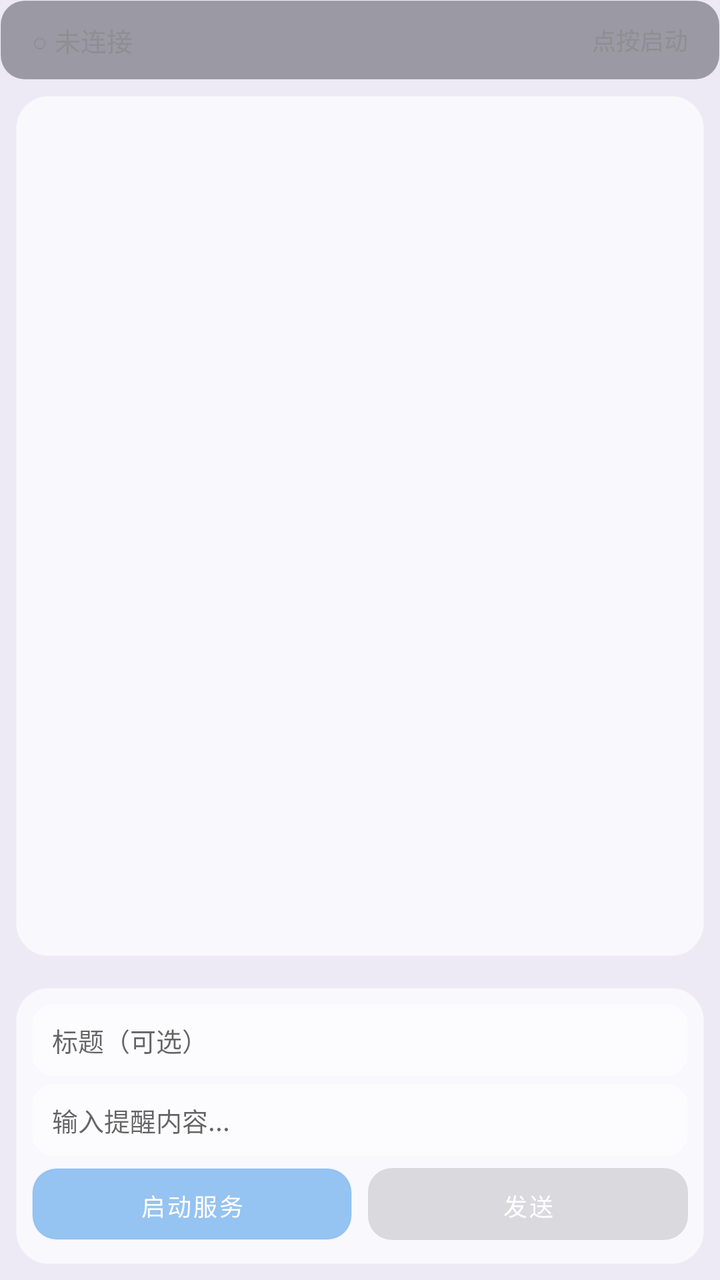
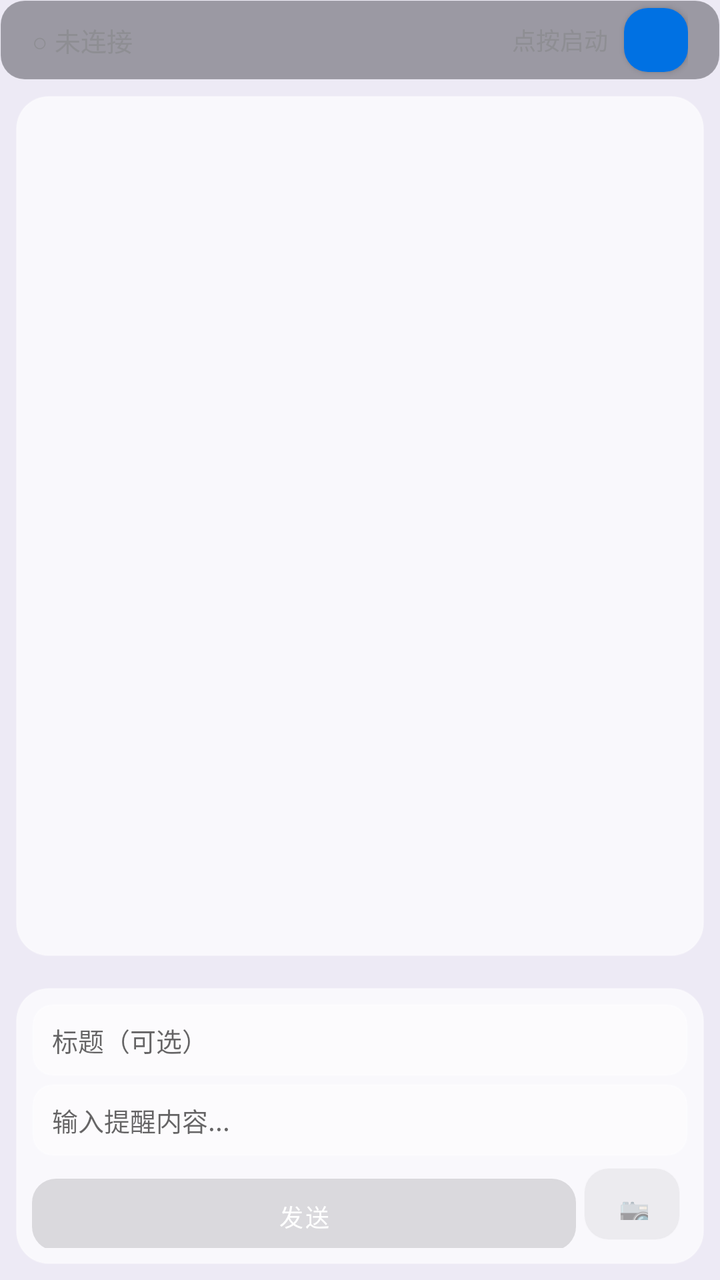

Screens rendered from an Android XML layout before and after an edit, with the pre-edit source and the edit as a unified diff.
<!-- AndroidManifest.xml: application theme Theme.Mengqixi -->
<!-- res/layout/activity_main.xml -->
<?xml version="1.0" encoding="utf-8"?>
<LinearLayout xmlns:android="http://schemas.android.com/apk/res/android"
    android:layout_width="match_parent"
    android:layout_height="match_parent"
    android:orientation="vertical"
    android:background="#EDEAF5">

    
    <LinearLayout
        android:layout_width="match_parent"
        android:layout_height="40dp"
        android:background="@drawable/bg_glass_dark"
        android:gravity="center_vertical"
        android:paddingHorizontal="16dp">

        <TextView
            android:id="@+id/statusText"
            android:layout_width="0dp"
            android:layout_height="wrap_content"
            android:layout_weight="1"
            android:text="○ 未连接"
            android:textColor="#FF8E8E93"
            android:textSize="13sp" />

        <TextView
            android:id="@+id/connectionInfo"
            android:layout_width="wrap_content"
            android:layout_height="wrap_content"
            android:text="点按启动"
            android:textColor="#8E8E93"
            android:textSize="12sp" />
    </LinearLayout>

    
    <FrameLayout
        android:layout_width="match_parent"
        android:layout_height="0dp"
        android:layout_weight="1"
        android:background="@drawable/bg_glass_card"
        android:layout_margin="8dp">

        <androidx.recyclerview.widget.RecyclerView
            android:id="@+id/messageList"
            android:layout_width="match_parent"
            android:layout_height="match_parent"
            android:clipToPadding="false"
            android:padding="8dp" />
    </FrameLayout>

    
    <LinearLayout
        android:layout_width="match_parent"
        android:layout_height="wrap_content"
        android:background="@drawable/bg_glass_card"
        android:orientation="vertical"
        android:elevation="4dp"
        android:padding="8dp"
        android:layout_margin="8dp"
        android:layout_marginBottom="8dp">

        
        <EditText
            android:id="@+id/reminderTitle"
            android:layout_width="match_parent"
            android:layout_height="36dp"
            android:background="@drawable/bg_input_glass"
            android:gravity="center_vertical|start"
            android:hint="标题（可选）"
            android:maxLength="50"
            android:paddingHorizontal="10dp"
            android:textSize="13sp" />

        
        <EditText
            android:id="@+id/reminderBody"
            android:layout_width="match_parent"
            android:layout_height="36dp"
            android:layout_marginTop="4dp"
            android:background="@drawable/bg_input_glass"
            android:gravity="center_vertical|start"
            android:hint="输入提醒内容..."
            android:maxLength="200"
            android:paddingHorizontal="10dp"
            android:textSize="13sp" />

        
        <LinearLayout
            android:layout_width="match_parent"
            android:layout_height="40dp"
            android:layout_marginTop="6dp"
            android:orientation="horizontal">

            <Button
                android:id="@+id/btnToggle"
                android:layout_width="0dp"
                android:layout_height="36dp"
                android:layout_marginEnd="4dp"
                android:layout_weight="1"
                android:background="@drawable/bg_glass_dark"
                android:text="启动服务"
                android:textAllCaps="false"
                android:textColor="#FFFFFF"
                android:textSize="12sp" />

            <Button
                android:id="@+id/btnRemindPc"
                android:layout_width="0dp"
                android:layout_height="36dp"
                android:layout_marginStart="4dp"
                android:layout_weight="1"
                android:background="@drawable/bg_button_gradient"
                android:enabled="false"
                android:text="发送"
                android:textAllCaps="false"
                android:textColor="#FFFFFF"
                android:textSize="12sp" />
        </LinearLayout>
    </LinearLayout>

</LinearLayout>
<!-- resources referenced by this layout -->
<resources>
  <!-- drawable bg_button_gradient (drawable) -->
  <?xml version="1.0" encoding="utf-8"?>
  <shape xmlns:android="http://schemas.android.com/apk/res/android"
      android:shape="rectangle">
      <gradient
          android:startColor="#7C8DF0"
          android:endColor="#A78BFA"
          android:angle="45" />
      <corners android:radius="12dp" />
  </shape>
  <!-- drawable bg_glass_card (drawable) -->
  <?xml version="1.0" encoding="utf-8"?>
  <shape xmlns:android="http://schemas.android.com/apk/res/android"
      android:shape="rectangle">
      <solid android:color="#B2FFFFFF" />
      <corners android:radius="16dp" />
      <stroke android:width="0.5dp" android:color="#4DFFFFFF" />
  </shape>
  <!-- drawable bg_glass_dark (drawable) -->
  <?xml version="1.0" encoding="utf-8"?>
  <shape xmlns:android="http://schemas.android.com/apk/res/android"
      android:shape="rectangle">
      <solid android:color="#661E2028" />
      <corners android:radius="12dp" />
      <stroke android:width="0.5dp" android:color="#14FFFFFF" />
  </shape>
  <!-- drawable bg_input_glass (drawable) -->
  <?xml version="1.0" encoding="utf-8"?>
  <shape xmlns:android="http://schemas.android.com/apk/res/android"
      android:shape="rectangle">
      <solid android:color="#80FFFFFF" />
      <corners android:radius="10dp" />
      <stroke android:width="1dp" android:color="#33FFFFFF" />
  </shape>
  <style name="Theme.Mengqixi" parent="Theme.MaterialComponents.DayNight.NoActionBar">
          <item name="colorPrimary">#0071e3</item>
          <item name="colorPrimaryVariant">#0060c1</item>
          <item name="colorOnPrimary">#ffffff</item>
          <item name="colorSecondary">#34c759</item>
          <item name="android:statusBarColor">#1d1d1f</item>
      </style>
</resources>

<!-- the commit's change to res/layout/activity_main.xml (unified diff, before → after) -->
@@ -29,6 +29,19 @@
             android:text="点按启动"
             android:textColor="#8E8E93"
             android:textSize="12sp" />
+
+        
+        <Button
+            android:id="@+id/btnToggle"
+            android:layout_width="32dp"
+            android:layout_height="32dp"
+            android:layout_marginStart="8dp"
+            android:background="@drawable/bg_button_gradient"
+            android:gravity="center"
+            android:text="▶"
+            android:textColor="#FFFFFF"
+            android:textSize="14sp"
+            android:visibility="visible" />
     </LinearLayout>
 
     
@@ -91,22 +104,10 @@
             android:orientation="horizontal">
 
             <Button
-                android:id="@+id/btnToggle"
+                android:id="@+id/btnRemindPc"
                 android:layout_width="0dp"
                 android:layout_height="36dp"
                 android:layout_marginEnd="4dp"
-                android:layout_weight="1"
-                android:background="@drawable/bg_glass_dark"
-                android:text="启动服务"
-                android:textAllCaps="false"
-                android:textColor="#FFFFFF"
-                android:textSize="12sp" />
-
-            <Button
-                android:id="@+id/btnRemindPc"
-                android:layout_width="0dp"
-                android:layout_height="36dp"
-                android:layout_marginStart="4dp"
                 android:layout_weight="1"
                 android:background="@drawable/bg_button_gradient"
                 android:enabled="false"
@@ -114,6 +115,29 @@
                 android:textAllCaps="false"
                 android:textColor="#FFFFFF"
                 android:textSize="12sp" />
+
+            <Button
+                android:id="@+id/btnSendPhoto"
+                android:layout_width="48dp"
+                android:layout_height="36dp"
+                android:layout_marginEnd="4dp"
+                android:background="@drawable/bg_glass_dark"
+                android:enabled="false"
+                android:gravity="center"
+                android:text="📷"
+                android:textSize="18sp" />
+
+            <Button
+                android:id="@+id/btnBubble"
+                android:layout_width="48dp"
+                android:layout_height="36dp"
+                android:layout_marginStart="0dp"
+                android:background="@drawable/bg_glass_dark"
+                android:gravity="center"
+                android:text="⊕"
+                android:textColor="#FFFFFF"
+                android:textSize="18sp"
+                android:visibility="gone" />
         </LinearLayout>
     </LinearLayout>
 
